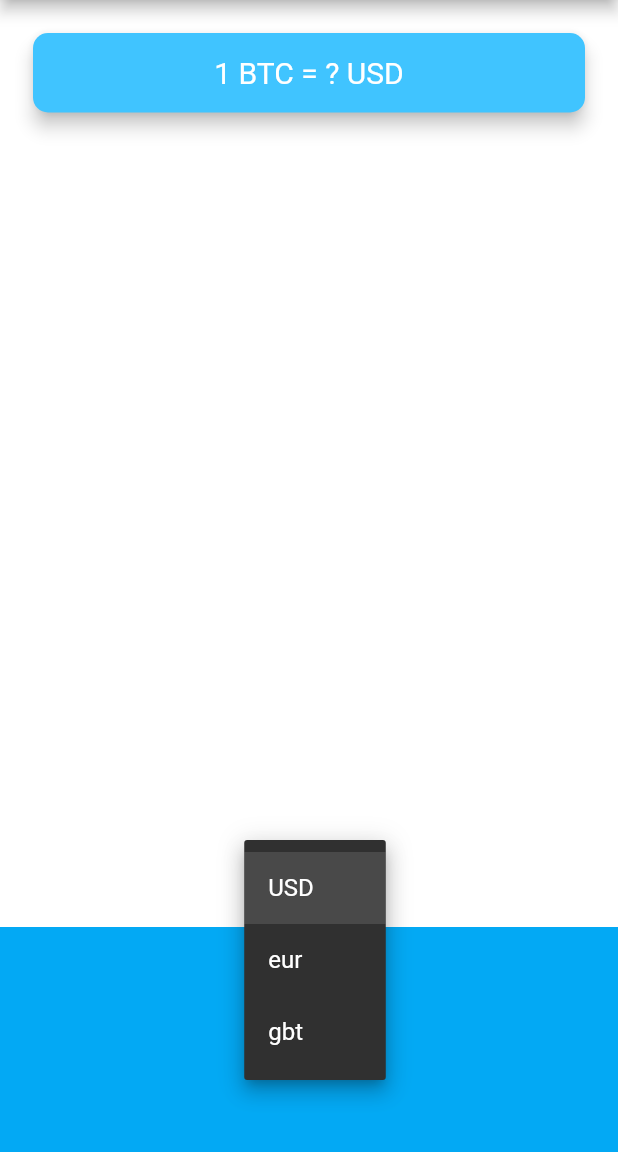
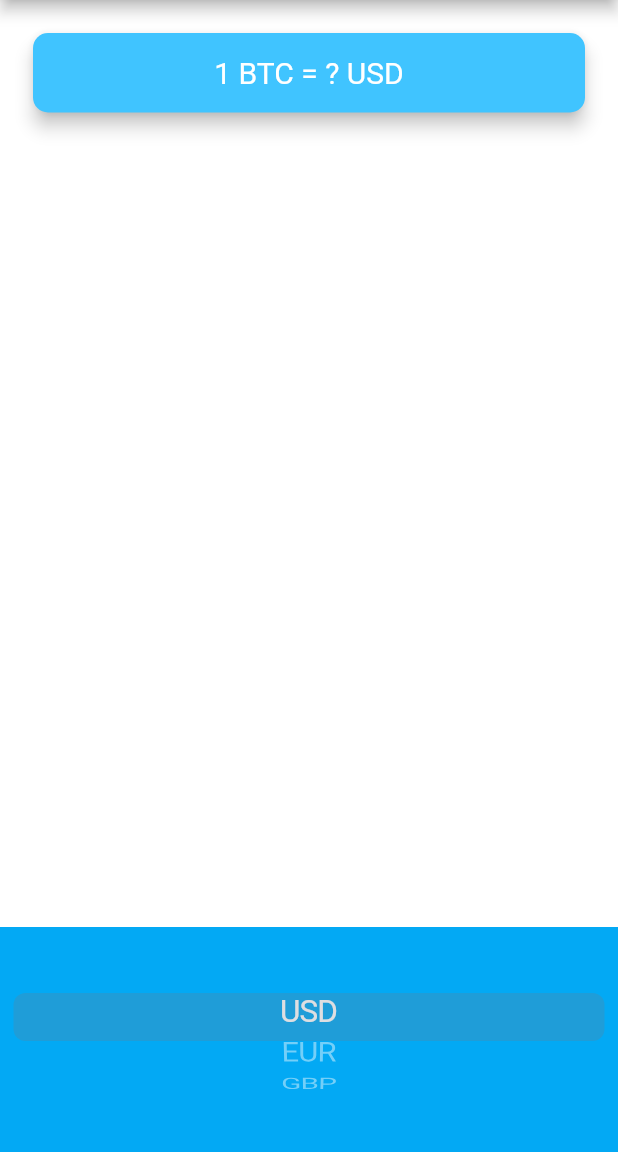
Before and after one commit to HeratUni-CS/bitcoin-ticker-JalaluddinKhafi, a Flutter app: the screen it shows after launch, after a tap on "USD", on a phone screen of 412 x 824 dp, the part 84-1236 px from its top. Run offline on Flutter 3.47's test engine with Material 2 defaults, Android fonts, the phone set to English and light mode, and no system bars.

```diff
--- a/lib/price_screen.dart
+++ b/lib/price_screen.dart
@@ -1,3 +1,4 @@
+import 'package:flutter/cupertino.dart';
 import 'package:flutter/material.dart';
 import 'coin_data.dart';
 class PriceScreen extends StatefulWidget {
@@ -7,10 +8,9 @@ class PriceScreen extends StatefulWidget {
 
 class _PriceScreenState extends State<PriceScreen> {
   String selectedCurrency = "USD";
-  List<DropdownMenuItem> getDropdownItems(){
+  List<DropdownMenuItem<String>> getDropdownItems(){
     List<DropdownMenuItem<String>> dropDownItems=[];
-    for(int i=0;i<currenciesList.length;i++){
-      String currency= currenciesList[i];
+    for(String currency in currenciesList){
       var newItem =DropdownMenuItem(
         child: Text(currency),
         value: currency,
@@ -60,31 +60,27 @@ class _PriceScreenState extends State<PriceScreen> {
             alignment: Alignment.center,
             padding: const EdgeInsets.only(bottom: 30.0),
             color: Colors.lightBlue,
-            child: DropdownButton<String>(
-              value: selectedCurrency,
-              items: [
-                DropdownMenuItem(
-                  child: Text("USD"),
-                  value: "USD",
-                ),
-                DropdownMenuItem(
-                  child: Text("eur"),
-                  value: "EUR",
-                ),
-                DropdownMenuItem(
-                  child: Text("gbt"),
-                  value: "GBT",
-                ),
+            child:CupertinoPicker(itemExtent: 32.0,onSelectedItemChanged: (selectedIndex){
+              print(selectedIndex);
+            },
+              children: [
+                Text("USD"),
+                Text("EUR"),
+                Text("GBP"),
               ],
-              onChanged: (value) {
-                setState(() {
-                  selectedCurrency = value!;
-                });
-              },
-            ),
+            )
           ),
         ],
       ),
     );
   }
 }
+// DropdownButton<String>(
+// value: selectedCurrency,
+// items:getDropdownItems(),
+// onChanged: (value) {
+// setState(() {
+// selectedCurrency = value!;
+// });
+// },
+// ),
```
